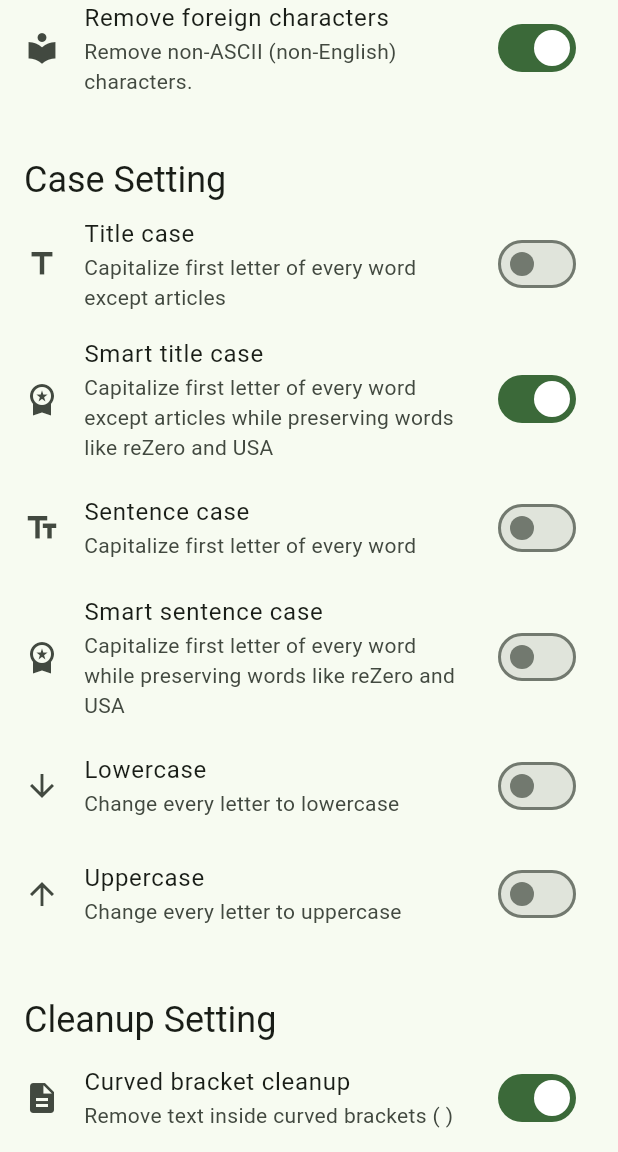
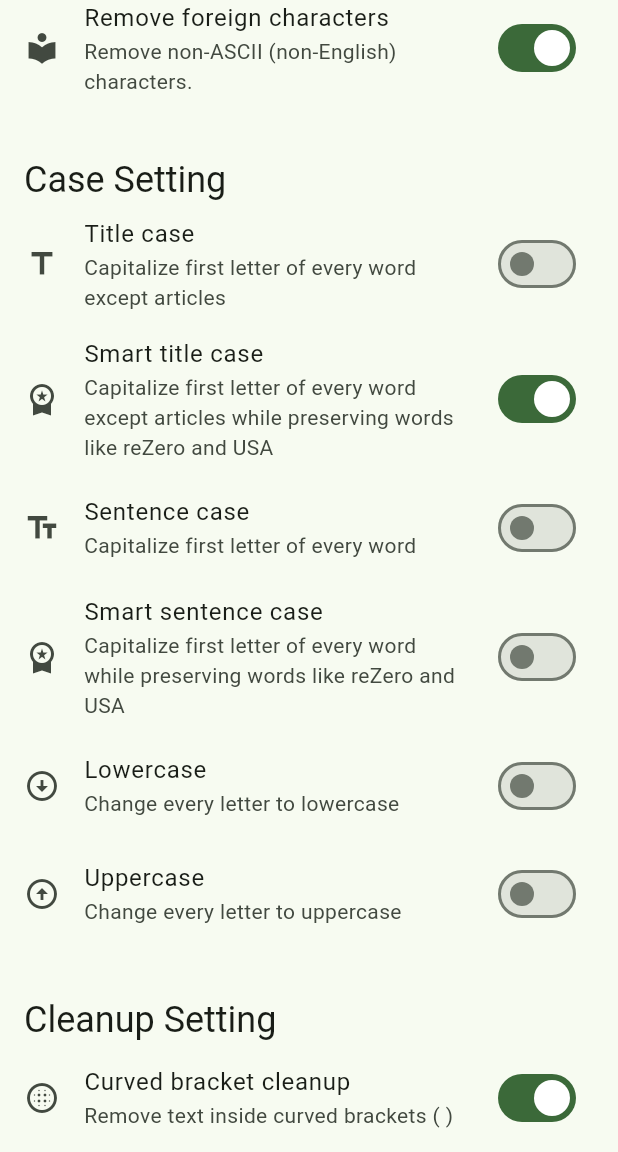
Before and after one commit to Az-21/simplify, a Flutter app: the SettingsPage screen opened directly, scrolled down 152 dp, on a phone screen of 412 x 824 dp, the part 84-1236 px from its top. Run offline on Flutter 3.47's test engine with Material 2 defaults, Android fonts, the phone set to English and light mode, and no system bars; missing offline and left inert: test.

Commit message:
🍧 update icons

```diff
--- a/lib/pages/settings/components/case/lowercase.dart
+++ b/lib/pages/settings/components/case/lowercase.dart
@@ -17,7 +17,7 @@ class _LowerCaseOptionState extends State<LowerCaseOption> {
   @override
   Widget build(BuildContext context) {
     return ListTile(
-      leading: const Icon(Icons.arrow_downward),
+      leading: const Icon(Icons.arrow_circle_down),
       title: const Text(_title),
       subtitle: const Text(_subtitle),
       onLongPress: () => _MoreInfoPopup(context),
--- a/lib/pages/settings/components/case/uppercase.dart
+++ b/lib/pages/settings/components/case/uppercase.dart
@@ -17,7 +17,7 @@ class _UpperCaseOptionState extends State<UpperCaseOption> {
   @override
   Widget build(BuildContext context) {
     return ListTile(
-      leading: const Icon(Icons.arrow_upward),
+      leading: const Icon(Icons.arrow_circle_up),
       title: const Text(_title),
       subtitle: const Text(_subtitle),
       onLongPress: () => _MoreInfoPopup(context),
--- a/lib/pages/settings/components/cleanup/curved_brackets.dart
+++ b/lib/pages/settings/components/cleanup/curved_brackets.dart
@@ -17,7 +17,7 @@ class _CurvedBracketOptionState extends State<CurvedBracketOption> {
   @override
   Widget build(BuildContext context) {
     return ListTile(
-      leading: const Icon(Icons.description),
+      leading: const Icon(Icons.blur_circular),
       title: const Text(_title),
       subtitle: const Text(_subtitle),
       onLongPress: () => _MoreInfoPopup(context),
```
